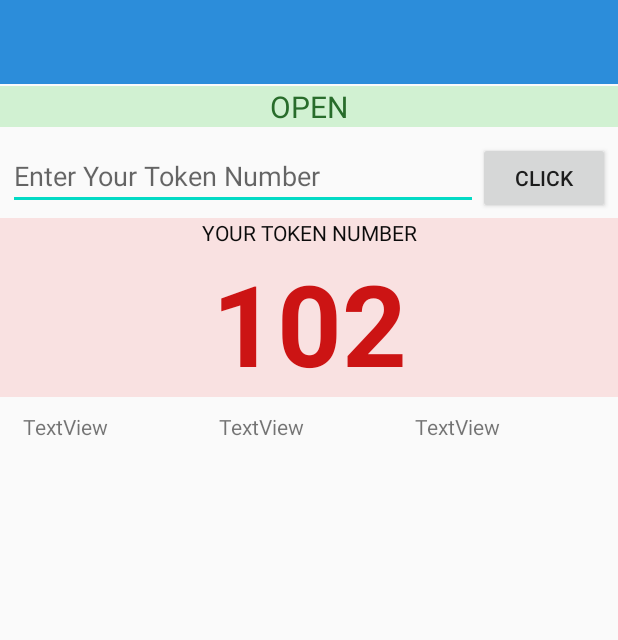
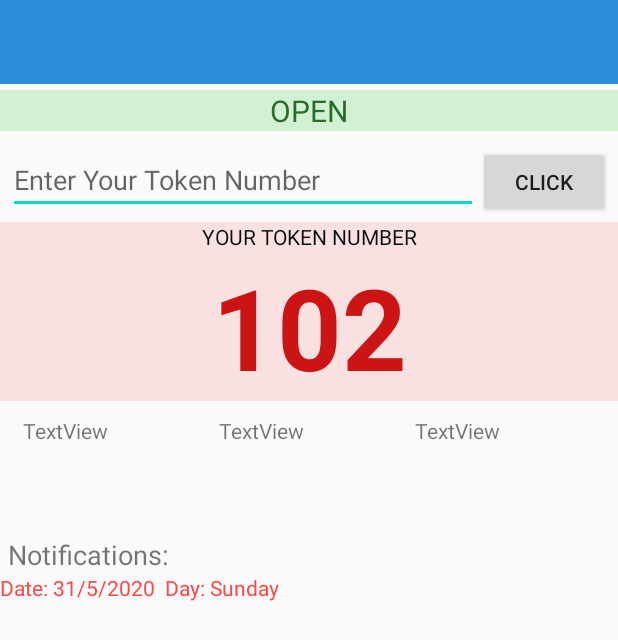
Before and after one commit to AshiqueHira/DigitalTokens, an Android app: the TokenStatus screen opened directly, with no data from a screen before it, on a phone screen of 412 x 824 dp. Shown: the top 640 px of the screen. Run offline under Robolectric (Android 15) with nearby library versions, the phone set to English and light mode, and no system bars.

Commit message:
1/6/2020

```diff
--- a/app/src/main/java/com/example/digitaltoken/TokenStatus.java
+++ b/app/src/main/java/com/example/digitaltoken/TokenStatus.java
@@ -1,14 +1,37 @@
 package com.example.digitaltoken;
 
 import androidx.appcompat.app.AppCompatActivity;
+import androidx.appcompat.widget.Toolbar;
 
+import android.content.Intent;
 import android.os.Bundle;
 
+import android.widget.TextView;
+
 public class TokenStatus extends AppCompatActivity {
+
+    Toolbar toolbar;
 
     @Override
     protected void onCreate(Bundle savedInstanceState) {
         super.onCreate(savedInstanceState);
         setContentView(R.layout.activity_token_status);
+
+        toolbar = findViewById(R.id.myActionBar);
+        setSupportActionBar(toolbar);
+
+        Intent intent = getIntent();
+
+        String heading = intent.getStringExtra("iTitle");
+
+        getSupportActionBar().setTitle(heading);
+
+        String description = intent.getStringExtra("iDisc");
+
+        getSupportActionBar().setSubtitle(description);
+
+
     }
+
+
 }
--- a/app/src/main/res/layout/activity_token_status.xml
+++ b/app/src/main/res/layout/activity_token_status.xml
@@ -7,14 +7,13 @@
     tools:context=".TokenStatus">
 
     <include
-        android:id="@+id/include"
         layout="@layout/myappbar" />
 
     <TextView
         android:id="@+id/OPEN"
         android:layout_width="0dp"
         android:layout_height="wrap_content"
-        android:layout_marginTop="1dp"
+        android:layout_marginTop="60dp"
         android:background="#F3CFF1D0"
         android:text="OPEN"
         android:textAlignment="center"
@@ -23,7 +22,7 @@
         app:layout_constraintEnd_toEndOf="parent"
         app:layout_constraintHorizontal_bias="0.5"
         app:layout_constraintStart_toStartOf="parent"
-        app:layout_constraintTop_toBottomOf="@+id/include" />
+        app:layout_constraintTop_toTopOf="parent" />
 
     <EditText
         android:id="@+id/editText2"
@@ -108,5 +107,35 @@
         app:layout_constraintEnd_toEndOf="parent"
         app:layout_constraintTop_toBottomOf="@+id/textView2" />
 
+    <TextView
+        android:id="@+id/textView7"
+        android:layout_width="0dp"
+        android:layout_height="wrap_content"
+        android:layout_marginStart="5dp"
+        android:text="Notifications:"
+        android:textSize="18dp"
+        app:layout_constraintEnd_toEndOf="parent"
+        app:layout_constraintStart_toStartOf="parent"
+        app:layout_constraintTop_toBottomOf="@+id/textView4" />
+
+    <TextView
+        android:id="@+id/textView8"
+        android:layout_width="0dp"
+        android:layout_height="wrap_content"
+        android:text="Date: 31/5/2020  Day: Sunday"
+        android:textColor="#FD4747"
+        app:layout_constraintEnd_toEndOf="parent"
+        app:layout_constraintStart_toStartOf="parent"
+        app:layout_constraintTop_toBottomOf="@+id/textView7" />
+
+    <TextView
+        android:id="@+id/textView9"
+        android:layout_width="0dp"
+        android:layout_height="0dp"
+        app:layout_constraintBottom_toBottomOf="parent"
+        app:layout_constraintEnd_toEndOf="parent"
+        app:layout_constraintStart_toStartOf="parent"
+        app:layout_constraintTop_toBottomOf="@+id/textView8" />
+
 
 </androidx.constraintlayout.widget.ConstraintLayout>
--- a/app/src/main/res/layout/myappbar.xml
+++ b/app/src/main/res/layout/myappbar.xml
@@ -8,7 +8,6 @@
     android:layout_height="?attr/actionBarSize"
     android:background="#2C8DDA"
     android:theme="@style/ThemeOverlay.AppCompat.Dark.ActionBar"
-    android:id="@+id/myActionBar"
-    tools:context="com.example.digitaltoken.MainActivity">
+    android:id="@+id/myActionBar">
 
 </androidx.appcompat.widget.Toolbar>
```
Also changed, not shown: app/src/main/AndroidManifest.xml (+6 -1 lines), app/src/main/java/com/example/digitaltoken/MyAdapter.java (+17 -2 lines), app/src/main/java/com/example/digitaltoken/MyViewHolder.java (+15 -1 lines), app/src/main/java/com/example/digitaltoken/SignUpActivity.java (added, +14 -0 lines), app/src/main/res/layout/activity_sign_up.xml (added, +9 -0 lines).
